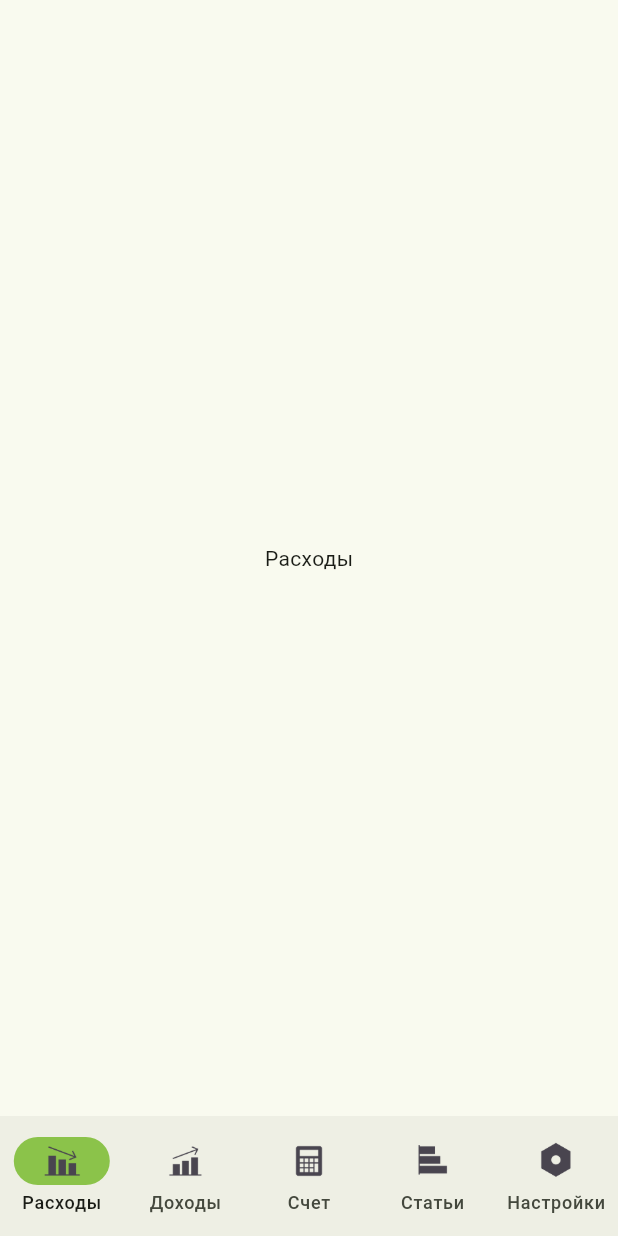
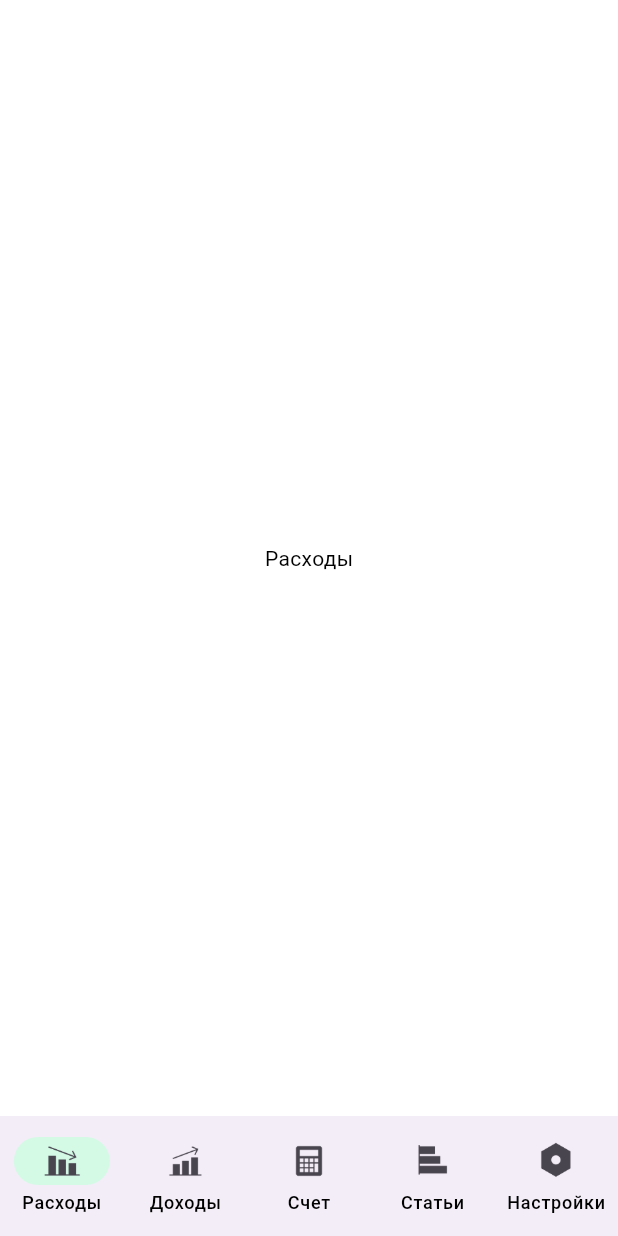
Before and after one commit to PervuhinRoman/SHMR25, a Flutter app: the screen it shows after launch, on a phone screen of 412 x 824 dp. Run offline on Flutter 3.47's test engine with Material 3 defaults, Android fonts, the phone set to English and light mode, and no system bars.

Commit message:
Add base theme

```diff
--- /dev/null
+++ b/lib/app_theme.dart
@@ -0,0 +1,8 @@
+import 'package:flutter/material.dart';
+
+class CustomAppTheme {
+  static const Color figmaMainColor = Color(0xff2ae881);
+  static const Color figmaMainLightColor = Color(0xffD4FAE6);
+  static const Color figmaDarkGreyColor = Color(0xff49454F);
+  static const Color figmaNavBarColor = Color(0xffF3EDF7);
+}
--- a/lib/main.dart
+++ b/lib/main.dart
@@ -4,6 +4,7 @@ import 'package:shmr_finance/presentation/categories_page.dart';
 import 'package:shmr_finance/presentation/expenses_page.dart';
 import 'package:shmr_finance/presentation/income_page.dart';
 import 'package:shmr_finance/presentation/settings_page.dart';
+import 'package:shmr_finance/app_theme.dart';
 
 void main() {
   runApp(const MyApp());
@@ -18,9 +19,18 @@ class MyApp extends StatelessWidget {
       debugShowCheckedModeBanner: false,
       title: 'Flutter Demo',
       theme: ThemeData(
-        colorScheme: ColorScheme.fromSeed(seedColor: Colors.lightGreenAccent),
+        useMaterial3: true,
+        colorScheme: ColorScheme.light(
+          primary: CustomAppTheme.figmaMainColor,
+        ),
+        appBarTheme: AppBarTheme(
+          backgroundColor: CustomAppTheme.figmaMainColor,
+        ),
+        navigationBarTheme: NavigationBarThemeData(
+          indicatorColor: CustomAppTheme.figmaMainLightColor,
+          backgroundColor: CustomAppTheme.figmaNavBarColor,
+        )
       ),
-      //home: const HomePage(title: 'Расходы сегодня'),
       home: const BaseScreen(),
     );
   }
@@ -38,7 +48,6 @@ class _BaseScreenState extends State<BaseScreen> {
 
   @override
   Widget build(BuildContext context) {
-    final ThemeData theme = Theme.of(context);
     return Scaffold(
       bottomNavigationBar: NavigationBar(
         onDestinationSelected: (int index) {
@@ -46,7 +55,6 @@ class _BaseScreenState extends State<BaseScreen> {
             currentPageIndex = index;
           });
         },
-        indicatorColor: Colors.lightGreen,
         selectedIndex: currentPageIndex,
         destinations: <Widget>[
           NavigationDestination(
```
